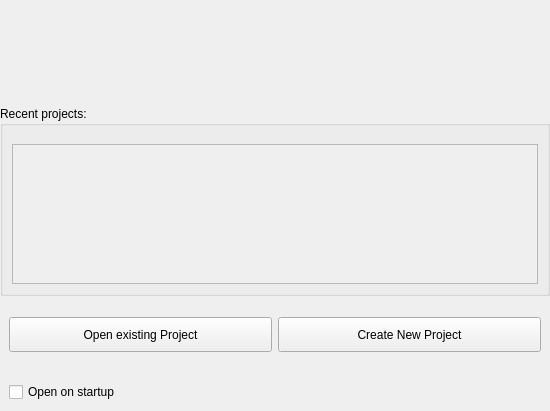
This is Prism/Scripts/UserInterfacesPrism/SetProject.ui in PrismPipeline/Prism as Qt 5 draws it before an edit. The edited form follows.
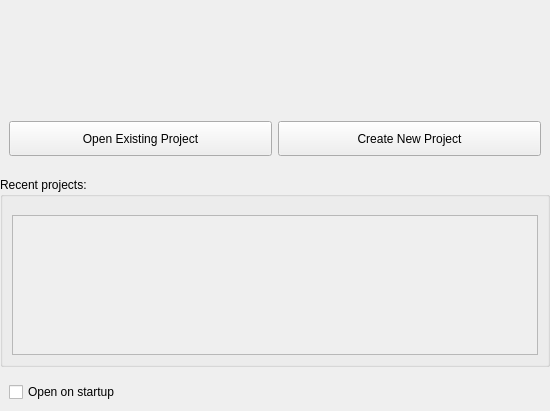
This is the edited form.

Diff of the .ui file:
```diff
--- a/Prism/Scripts/UserInterfacesPrism/SetProject.ui
+++ b/Prism/Scripts/UserInterfacesPrism/SetProject.ui
@@ -36,10 +36,63 @@
      </property>
     </widget>
    </item>
+   <item>
+    <widget class="QWidget" name="w_setProject" native="true">
+     <layout class="QHBoxLayout" name="horizontalLayout">
+      <property name="spacing">
+       <number>6</number>
+      </property>
+      <property name="leftMargin">
+       <number>9</number>
+      </property>
+      <property name="topMargin">
+       <number>15</number>
+      </property>
+      <property name="rightMargin">
+       <number>9</number>
+      </property>
+      <property name="bottomMargin">
+       <number>15</number>
+      </property>
+      <item>
+       <widget class="QPushButton" name="b_open">
+        <property name="minimumSize">
+         <size>
+          <width>0</width>
+          <height>35</height>
+         </size>
+        </property>
+        <property name="focusPolicy">
+         <enum>Qt::NoFocus</enum>
+        </property>
+        <property name="text">
+         <string>Open Existing Project</string>
+        </property>
+       </widget>
+      </item>
+      <item>
+       <widget class="QPushButton" name="b_create">
+        <property name="minimumSize">
+         <size>
+          <width>0</width>
+          <height>35</height>
+         </size>
+        </property>
+        <property name="focusPolicy">
+         <enum>Qt::NoFocus</enum>
+        </property>
+        <property name="text">
+         <string>Create New Project</string>
+        </property>
+       </widget>
+      </item>
+     </layout>
+    </widget>
+   </item>
    <item>
     <widget class="QGroupBox" name="gb_recent">
      <property name="sizePolicy">
-      <sizepolicy hsizetype="Preferred" vsizetype="Maximum">
+      <sizepolicy hsizetype="Preferred" vsizetype="Expanding">
        <horstretch>0</horstretch>
        <verstretch>10</verstretch>
       </sizepolicy>
@@ -50,12 +103,6 @@
        <height>190</height>
       </size>
      </property>
-     <property name="maximumSize">
-      <size>
-       <width>16777215</width>
-       <height>190</height>
-      </size>
-     </property>
      <property name="title">
       <string>Recent projects:</string>
      </property>
@@ -93,8 +140,17 @@
           <property name="spacing">
            <number>6</number>
           </property>
-          <property name="margin">
-           <number>9</number>
+          <property name="leftMargin">
+           <number>0</number>
+          </property>
+          <property name="topMargin">
+           <number>0</number>
+          </property>
+          <property name="rightMargin">
+           <number>0</number>
+          </property>
+          <property name="bottomMargin">
+           <number>0</number>
           </property>
          </layout>
         </widget>
@@ -103,59 +159,6 @@
      </layout>
     </widget>
    </item>
-   <item>
-    <widget class="QWidget" name="w_setProject" native="true">
-     <layout class="QHBoxLayout" name="horizontalLayout">
-      <property name="spacing">
-       <number>6</number>
-      </property>
-      <property name="leftMargin">
-       <number>9</number>
-      </property>
-      <property name="topMargin">
-       <number>15</number>
-      </property>
-      <property name="rightMargin">
-       <number>9</number>
-      </property>
-      <property name="bottomMargin">
-       <number>15</number>
-      </property>
-      <item>
-       <widget class="QPushButton" name="b_open">
-        <property name="minimumSize">
-         <size>
-          <width>0</width>
-          <height>35</height>
-         </size>
-        </property>
-        <property name="focusPolicy">
-         <enum>Qt::NoFocus</enum>
-        </property>
-        <property name="text">
-         <string>Open existing Project</string>
-        </property>
-       </widget>
-      </item>
-      <item>
-       <widget class="QPushButton" name="b_create">
-        <property name="minimumSize">
-         <size>
-          <width>0</width>
-          <height>35</height>
-         </size>
-        </property>
-        <property name="focusPolicy">
-         <enum>Qt::NoFocus</enum>
-        </property>
-        <property name="text">
-         <string>Create New Project</string>
-        </property>
-       </widget>
-      </item>
-     </layout>
-    </widget>
-   </item>
    <item>
     <widget class="QWidget" name="w_startup" native="true">
      <property name="sizePolicy">
```
Left out of the diff: 17 changed lines with no effect on the pictures.
